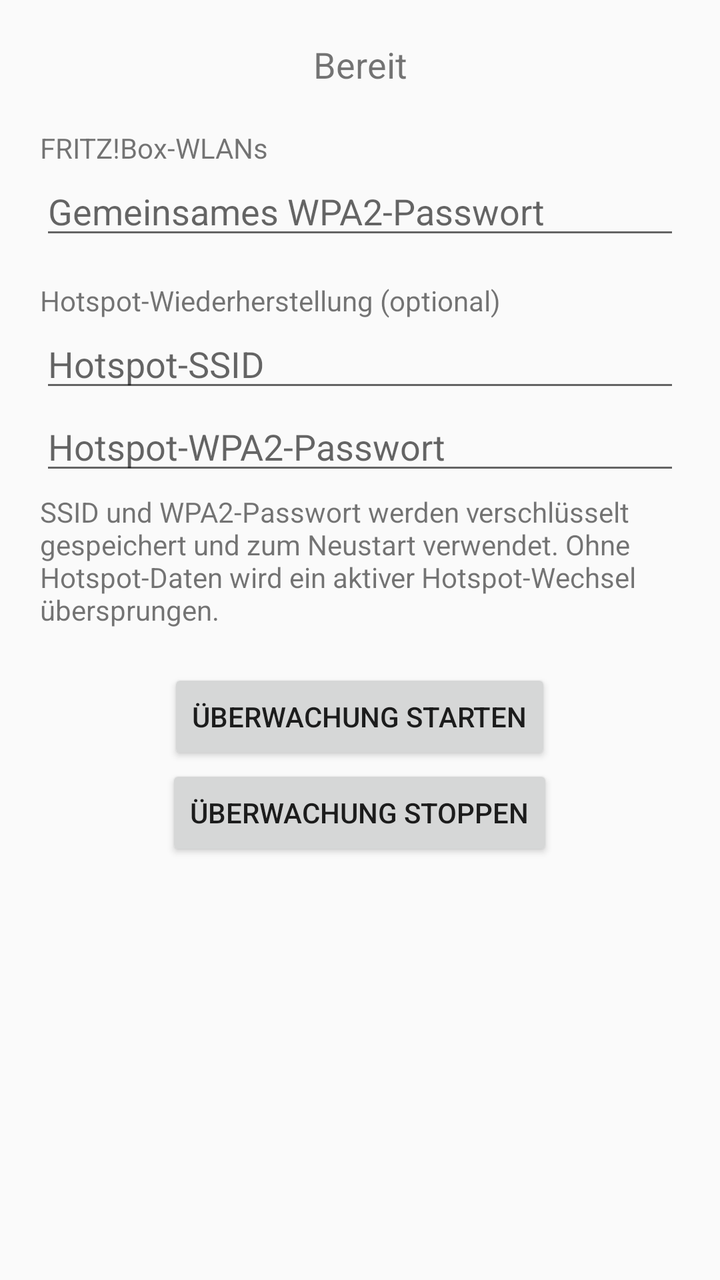
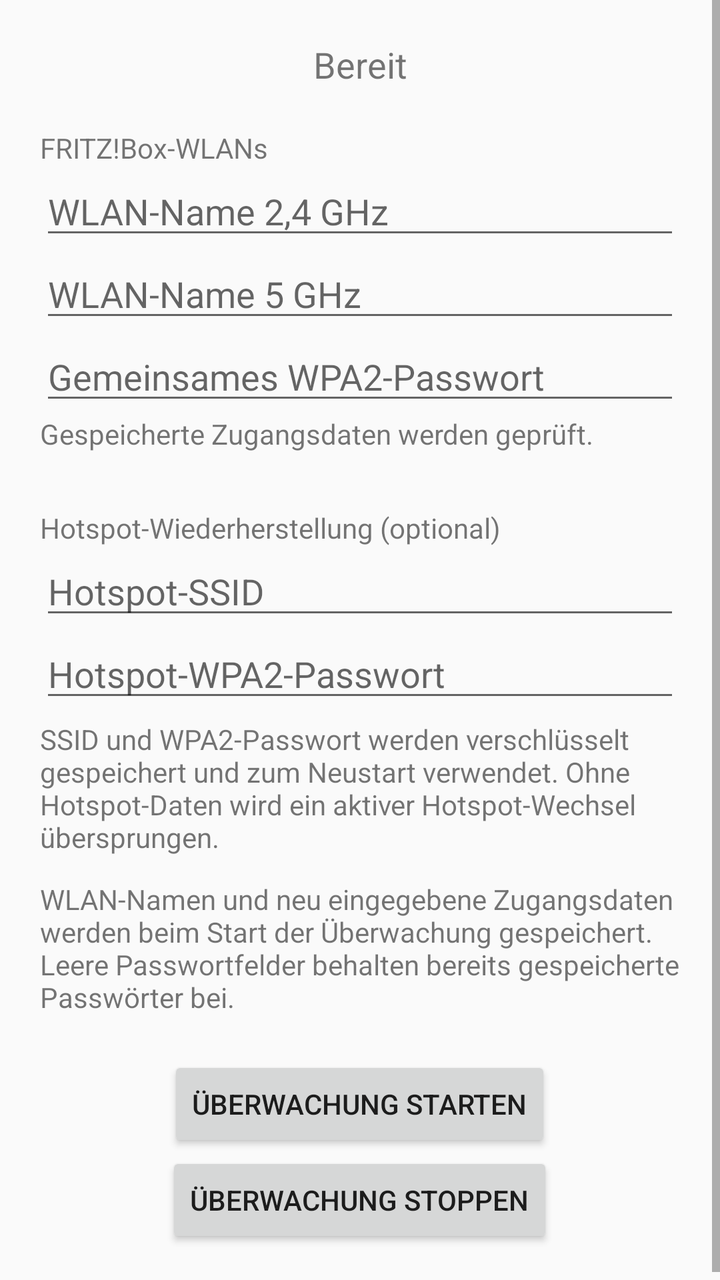

An Android layout rendered at two revisions. The XML below is the earlier revision; the diff shows what the commit changed to produce the second picture.
<!-- AndroidManifest.xml: application theme Theme.AppCompat.Light.DarkActionBar -->
<!-- res/layout/activity_main.xml -->
﻿<?xml version="1.0" encoding="utf-8"?>
<ScrollView xmlns:android="http://schemas.android.com/apk/res/android"
    android:layout_width="match_parent"
    android:layout_height="match_parent"
    android:fillViewport="true">

    <LinearLayout
        android:layout_width="match_parent"
        android:layout_height="wrap_content"
        android:gravity="center_horizontal"
        android:orientation="vertical"
        android:padding="20dp">

        <TextView
            android:id="@+id/txtStatus"
            android:layout_width="match_parent"
            android:layout_height="wrap_content"
            android:layout_marginBottom="20dp"
            android:gravity="center"
            android:text="Bereit"
            android:textSize="18sp" />

        <TextView
            android:layout_width="match_parent"
            android:layout_height="wrap_content"
            android:text="FRITZ!Box-WLANs" />

        <EditText
            android:id="@+id/editWifiPassword"
            android:layout_width="match_parent"
            android:layout_height="wrap_content"
            android:autofillHints="password"
            android:hint="Gemeinsames WPA2-Passwort"
            android:inputType="textPassword"
            android:maxLines="1" />

        <TextView
            android:layout_width="match_parent"
            android:layout_height="wrap_content"
            android:layout_marginTop="16dp"
            android:text="Hotspot-Wiederherstellung (optional)" />

        <EditText
            android:id="@+id/editHotspotSsid"
            android:layout_width="match_parent"
            android:layout_height="wrap_content"
            android:hint="Hotspot-SSID"
            android:inputType="text"
            android:maxLines="1" />

        <EditText
            android:id="@+id/editHotspotPassword"
            android:layout_width="match_parent"
            android:layout_height="wrap_content"
            android:autofillHints="password"
            android:hint="Hotspot-WPA2-Passwort"
            android:inputType="textPassword"
            android:maxLines="1" />

        <TextView
            android:layout_width="match_parent"
            android:layout_height="wrap_content"
            android:layout_marginTop="4dp"
            android:text="SSID und WPA2-Passwort werden verschlüsselt gespeichert und zum Neustart verwendet. Ohne Hotspot-Daten wird ein aktiver Hotspot-Wechsel übersprungen." />

        <Button
            android:id="@+id/btnStart"
            android:layout_width="wrap_content"
            android:layout_height="wrap_content"
            android:layout_marginTop="20dp"
            android:text="Überwachung starten" />

        <Button
            android:id="@+id/btnStop"
            android:layout_width="wrap_content"
            android:layout_height="wrap_content"
            android:text="Überwachung stoppen" />
    </LinearLayout>
</ScrollView>
<!-- resources referenced by this layout -->
<resources>

</resources>

<!-- the commit's change to res/layout/activity_main.xml (unified diff, before → after) -->
@@ -26,6 +26,22 @@
             android:text="FRITZ!Box-WLANs" />
 
         <EditText
+            android:id="@+id/editSsid24Ghz"
+            android:layout_width="match_parent"
+            android:layout_height="wrap_content"
+            android:hint="WLAN-Name 2,4 GHz"
+            android:inputType="text|textNoSuggestions"
+            android:maxLines="1" />
+
+        <EditText
+            android:id="@+id/editSsid5Ghz"
+            android:layout_width="match_parent"
+            android:layout_height="wrap_content"
+            android:hint="WLAN-Name 5 GHz"
+            android:inputType="text|textNoSuggestions"
+            android:maxLines="1" />
+
+        <EditText
             android:id="@+id/editWifiPassword"
             android:layout_width="match_parent"
             android:layout_height="wrap_content"
@@ -33,6 +49,13 @@
             android:hint="Gemeinsames WPA2-Passwort"
             android:inputType="textPassword"
             android:maxLines="1" />
+
+        <TextView
+            android:id="@+id/txtSavedState"
+            android:layout_width="match_parent"
+            android:layout_height="wrap_content"
+            android:layout_marginBottom="12dp"
+            android:text="Gespeicherte Zugangsdaten werden geprüft." />
 
         <TextView
             android:layout_width="match_parent"
@@ -63,6 +86,12 @@
             android:layout_marginTop="4dp"
             android:text="SSID und WPA2-Passwort werden verschlüsselt gespeichert und zum Neustart verwendet. Ohne Hotspot-Daten wird ein aktiver Hotspot-Wechsel übersprungen." />
 
+        <TextView
+            android:layout_width="match_parent"
+            android:layout_height="wrap_content"
+            android:layout_marginTop="12dp"
+            android:text="WLAN-Namen und neu eingegebene Zugangsdaten werden beim Start der Überwachung gespeichert. Leere Passwortfelder behalten bereits gespeicherte Passwörter bei." />
+
         <Button
             android:id="@+id/btnStart"
             android:layout_width="wrap_content"
